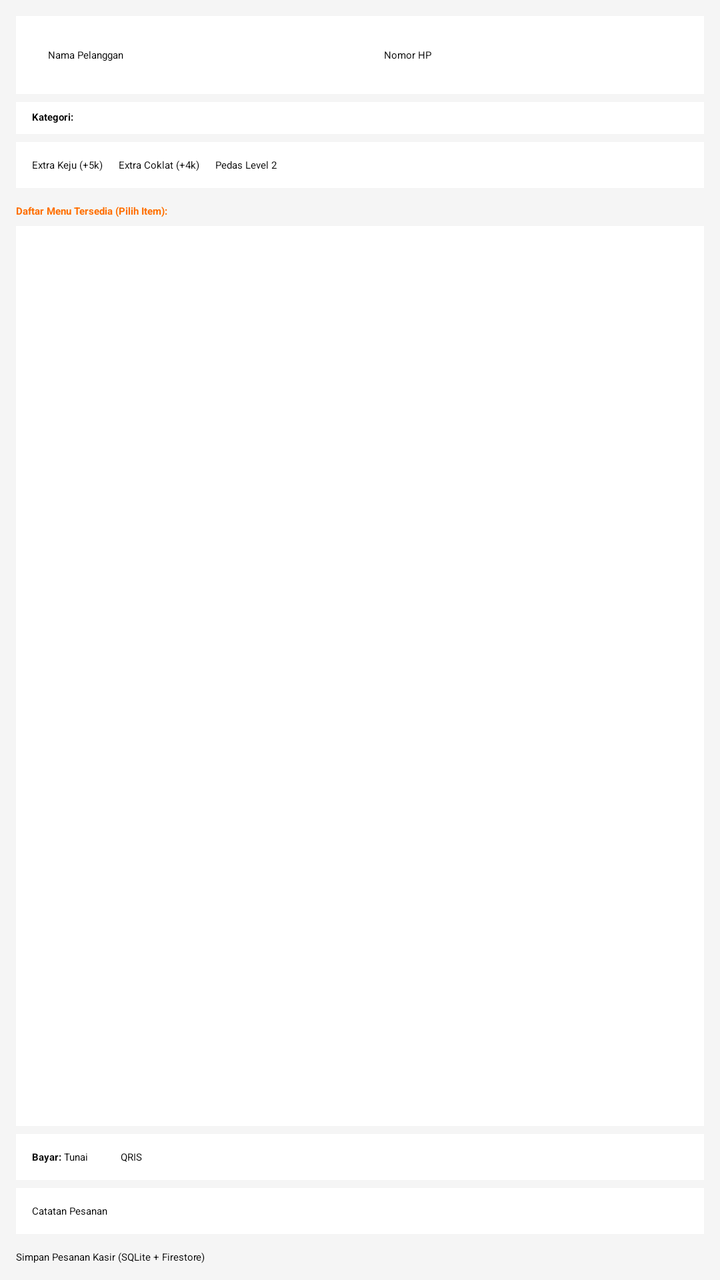
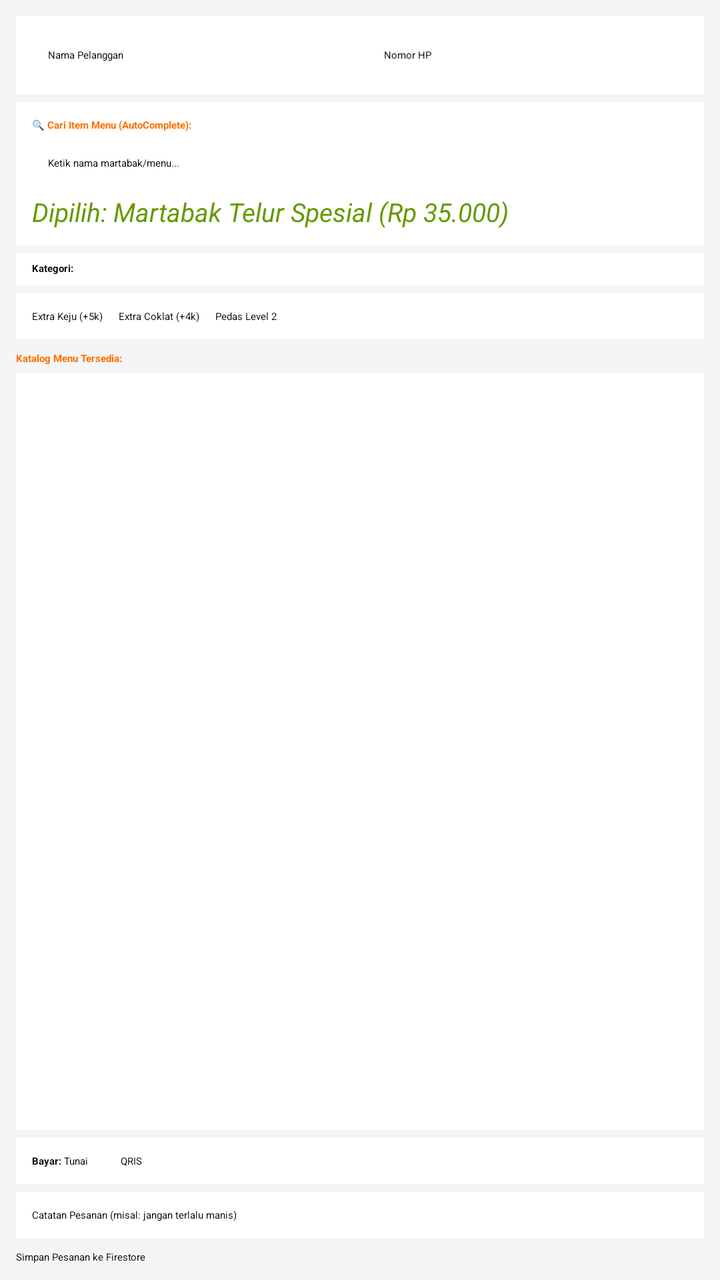

Before-and-after screenshots of an Android layout around one commit, followed by the original layout XML and the change that was made.
<!-- AndroidManifest.xml: application theme Theme.Material3.Light -->
<!-- res/layout/fragment_kasir.xml -->
<?xml version="1.0" encoding="utf-8"?>
<LinearLayout xmlns:android="http://schemas.android.com/apk/res/android"
    android:layout_width="match_parent"
    android:layout_height="match_parent"
    android:orientation="vertical"
    android:background="@color/background"
    android:padding="8dp">

    
    <LinearLayout
        android:layout_width="match_parent"
        android:layout_height="wrap_content"
        android:orientation="horizontal"
        android:background="@color/surface"
        android:padding="8dp">

        <AutoCompleteTextView
            android:id="@+id/autoNamaPelanggan"
            android:layout_width="0dp"
            android:layout_height="wrap_content"
            android:layout_weight="1"
            android:hint="Nama Pelanggan"
            android:completionThreshold="1"
            android:inputType="textPersonName"
            android:padding="8dp" />

        <EditText
            android:id="@+id/edtHpPelanggan"
            android:layout_width="0dp"
            android:layout_height="wrap_content"
            android:layout_weight="1"
            android:layout_marginStart="8dp"
            android:hint="Nomor HP"
            android:inputType="phone"
            android:padding="8dp" />
    </LinearLayout>

    
    <LinearLayout
        android:layout_width="match_parent"
        android:layout_height="wrap_content"
        android:orientation="horizontal"
        android:background="@color/surface"
        android:paddingHorizontal="8dp"
        android:paddingVertical="4dp"
        android:layout_marginTop="4dp">

        <TextView
            android:layout_width="wrap_content"
            android:layout_height="wrap_content"
            android:text="Kategori: "
            android:textStyle="bold" />

        <Spinner
            android:id="@+id/spKategori"
            android:layout_width="0dp"
            android:layout_height="wrap_content"
            android:layout_weight="1"
            android:padding="4dp" />
    </LinearLayout>

    
    <LinearLayout
        android:layout_width="match_parent"
        android:layout_height="wrap_content"
        android:orientation="horizontal"
        android:background="@color/surface"
        android:padding="8dp"
        android:layout_marginTop="4dp">

        <CheckBox
            android:id="@+id/cbKeju"
            android:layout_width="wrap_content"
            android:layout_height="wrap_content"
            android:text="Extra Keju (+5k)" />

        <CheckBox
            android:id="@+id/cbCoklat"
            android:layout_width="wrap_content"
            android:layout_height="wrap_content"
            android:layout_marginStart="8dp"
            android:text="Extra Coklat (+4k)" />

        <CheckBox
            android:id="@+id/cbPedas"
            android:layout_width="wrap_content"
            android:layout_height="wrap_content"
            android:layout_marginStart="8dp"
            android:text="Pedas Level 2" />
    </LinearLayout>

    
    <TextView
        android:layout_width="match_parent"
        android:layout_height="wrap_content"
        android:text="Daftar Menu Tersedia (Pilih Item):"
        android:textStyle="bold"
        android:layout_marginTop="8dp"
        android:textColor="@color/primary" />

    <ListView
        android:id="@+id/lsMenu"
        android:layout_width="match_parent"
        android:layout_height="0dp"
        android:layout_weight="1"
        android:background="@color/surface"
        android:layout_marginTop="4dp" />

    
    <LinearLayout
        android:layout_width="match_parent"
        android:layout_height="wrap_content"
        android:orientation="horizontal"
        android:background="@color/surface"
        android:padding="8dp"
        android:layout_marginTop="4dp">

        <TextView
            android:layout_width="wrap_content"
            android:layout_height="wrap_content"
            android:text="Bayar: "
            android:textStyle="bold" />

        <RadioGroup
            android:id="@+id/rgBayar"
            android:layout_width="0dp"
            android:layout_height="wrap_content"
            android:layout_weight="1"
            android:orientation="horizontal">

            <RadioButton
                android:id="@+id/rbTunai"
                android:layout_width="wrap_content"
                android:layout_height="wrap_content"
                android:text="Tunai"
                android:checked="true" />

            <RadioButton
                android:id="@+id/rbQris"
                android:layout_width="wrap_content"
                android:layout_height="wrap_content"
                android:layout_marginStart="16dp"
                android:text="QRIS" />
        </RadioGroup>
    </LinearLayout>

    <EditText
        android:id="@+id/edtCatatan"
        android:layout_width="match_parent"
        android:layout_height="wrap_content"
        android:hint="Catatan Pesanan"
        android:background="@color/surface"
        android:padding="8dp"
        android:layout_marginTop="4dp" />

    <Button
        android:id="@+id/btnSimpanPesanan"
        android:layout_width="match_parent"
        android:layout_height="wrap_content"
        android:text="Simpan Pesanan Kasir (SQLite + Firestore)"
        android:backgroundTint="@color/primary"
        android:layout_marginTop="8dp" />

</LinearLayout>
<!-- resources referenced by this layout -->
<resources>
  <color name="background">#F5F5F5</color>
  <color name="primary">#FF6F00</color>
  <color name="surface">#FFFFFF</color>
  <style name="Theme.Material3.Light" parent="Theme.Material3.DayNight.NoActionBar">
          <item name="colorPrimary">@color/primary</item>
          <item name="colorOnPrimary">@color/on_primary</item>
          <item name="android:statusBarColor">@color/primary_variant</item>
      </style>
  <color name="on_primary">#FFFFFF</color>
  <color name="primary_variant">#E65100</color>
</resources>

<!-- the commit's change to res/layout/fragment_kasir.xml (unified diff, before → after) -->
@@ -14,13 +14,12 @@
         android:background="@color/surface"
         android:padding="8dp">
 
-        <AutoCompleteTextView
-            android:id="@+id/autoNamaPelanggan"
+        <EditText
+            android:id="@+id/edtNamaPelanggan"
             android:layout_width="0dp"
             android:layout_height="wrap_content"
             android:layout_weight="1"
             android:hint="Nama Pelanggan"
-            android:completionThreshold="1"
             android:inputType="textPersonName"
             android:padding="8dp" />
 
@@ -39,6 +38,44 @@
     <LinearLayout
         android:layout_width="match_parent"
         android:layout_height="wrap_content"
+        android:orientation="vertical"
+        android:background="@color/surface"
+        android:padding="8dp"
+        android:layout_marginTop="4dp">
+
+        <TextView
+            android:layout_width="wrap_content"
+            android:layout_height="wrap_content"
+            android:text="🔍 Cari Item Menu (AutoComplete):"
+            android:textStyle="bold"
+            android:textColor="@color/primary" />
+
+        <AutoCompleteTextView
+            android:id="@+id/autoCariMenu"
+            android:layout_width="match_parent"
+            android:layout_height="wrap_content"
+            android:hint="Ketik nama martabak/menu..."
+            android:completionThreshold="1"
+            android:inputType="text"
+            android:padding="8dp"
+            android:layout_marginTop="4dp" />
+
+        
+        <TextView
+            android:id="@+id/txMenuTerpilih"
+            android:layout_width="match_parent"
+            android:layout_height="wrap_content"
+            android:text="Dipilih: Martabak Telur Spesial (Rp 35.000)"
+            android:textSize="13sp"
+            android:textStyle="italic"
+            android:textColor="@android:color/holo_green_dark"
+            android:layout_marginTop="4dp" />
+    </LinearLayout>
+
+    
+    <LinearLayout
+        android:layout_width="match_parent"
+        android:layout_height="wrap_content"
         android:orientation="horizontal"
         android:background="@color/surface"
         android:paddingHorizontal="8dp"
@@ -93,9 +130,9 @@
     <TextView
         android:layout_width="match_parent"
         android:layout_height="wrap_content"
-        android:text="Daftar Menu Tersedia (Pilih Item):"
+        android:text="Katalog Menu Tersedia:"
         android:textStyle="bold"
-        android:layout_marginTop="8dp"
+        android:layout_marginTop="6dp"
         android:textColor="@color/primary" />
 
     <ListView
@@ -148,7 +185,7 @@
         android:id="@+id/edtCatatan"
         android:layout_width="match_parent"
         android:layout_height="wrap_content"
-        android:hint="Catatan Pesanan"
+        android:hint="Catatan Pesanan (misal: jangan terlalu manis)"
         android:background="@color/surface"
         android:padding="8dp"
         android:layout_marginTop="4dp" />
@@ -157,8 +194,8 @@
         android:id="@+id/btnSimpanPesanan"
         android:layout_width="match_parent"
         android:layout_height="wrap_content"
-        android:text="Simpan Pesanan Kasir (SQLite + Firestore)"
+        android:text="Simpan Pesanan ke Firestore"
         android:backgroundTint="@color/primary"
-        android:layout_marginTop="8dp" />
+        android:layout_marginTop="6dp" />
 
 </LinearLayout>
